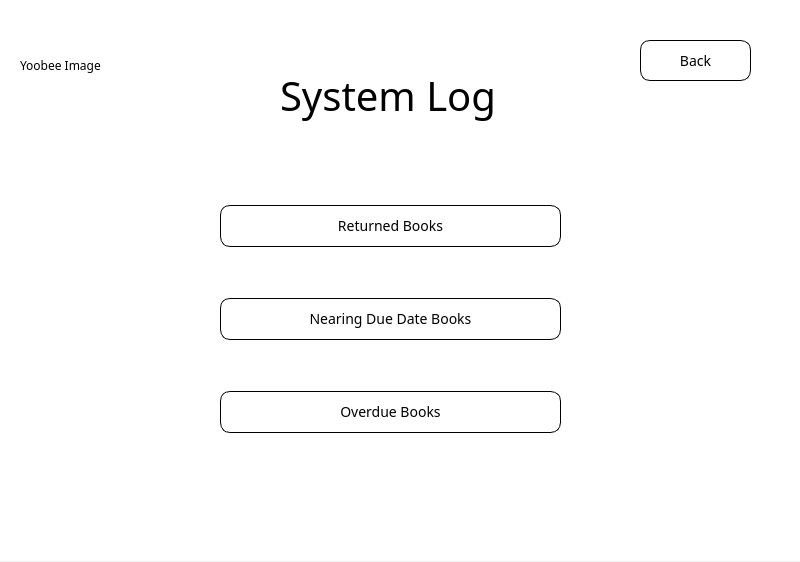
The window that NewWindowChur/adminsystem.ui (jandrealyn/LibraryQtSystem) describes before a commit, drawn with Qt 5.
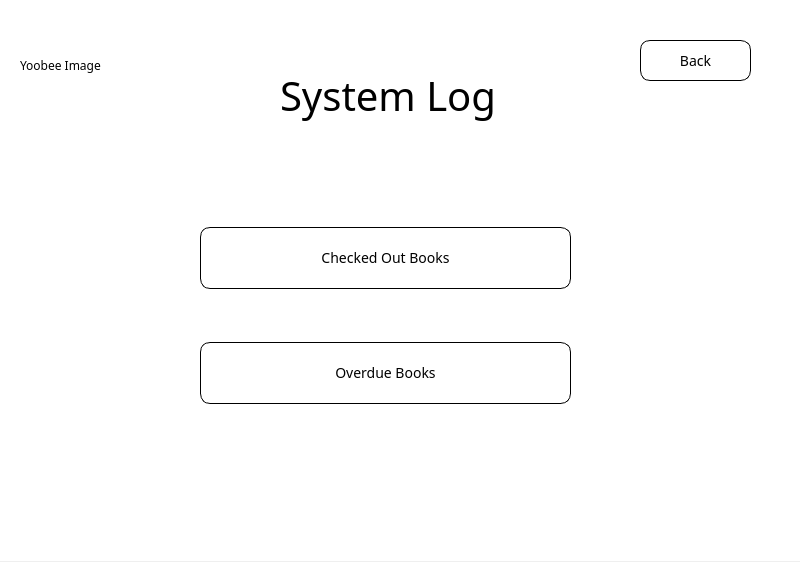
The same window after the commit.

The edit to the form file:
```diff
--- a/NewWindowChur/adminsystem.ui
+++ b/NewWindowChur/adminsystem.ui
@@ -54,35 +54,13 @@
    <widget class="QWidget" name="verticalLayoutWidget">
     <property name="geometry">
      <rect>
-      <x>220</x>
-      <y>160</y>
-      <width>341</width>
-      <height>321</height>
+      <x>200</x>
+      <y>180</y>
+      <width>371</width>
+      <height>271</height>
      </rect>
     </property>
     <layout class="QVBoxLayout" name="verticalLayout">
-     <item>
-      <widget class="QPushButton" name="admin_returned_btn">
-       <property name="styleSheet">
-        <string notr="true">background-color: rgb(255, 255, 255);
-font-family: sans-serif;
-border-width: 1px;
-
-border-color: black;
-
-border-radius: 10px;
-
-border-style: outset;
-
-font: 14px;
-
-padding: 10px;</string>
-       </property>
-       <property name="text">
-        <string>Returned Books</string>
-       </property>
-      </widget>
-     </item>
      <item>
       <widget class="QPushButton" name="admin_due_btn">
        <property name="styleSheet">
@@ -98,10 +76,10 @@
 
 font: 14px;
 
-padding: 10px;</string>
+padding: 20px;</string>
        </property>
        <property name="text">
-        <string>Nearing Due Date Books</string>
+        <string>Checked Out Books</string>
        </property>
       </widget>
      </item>
@@ -120,7 +98,7 @@
 
 font: 14px;
 
-padding: 10px;</string>
+padding: 20px;</string>
        </property>
        <property name="text">
         <string>Overdue Books</string>
```
